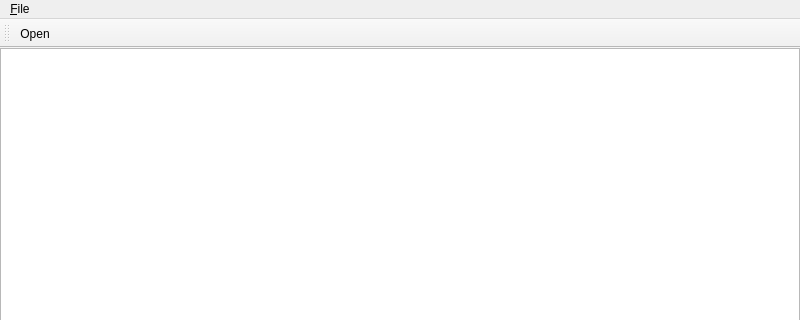
This is itkProjects/Particles/plutowindow.ui in SadeghMSalehi/gradworks as Qt 5 draws it before an edit; both pictures show x 0 to 800 and y 0 to 320 of the 800 by 600 pixel window. The edited form follows.
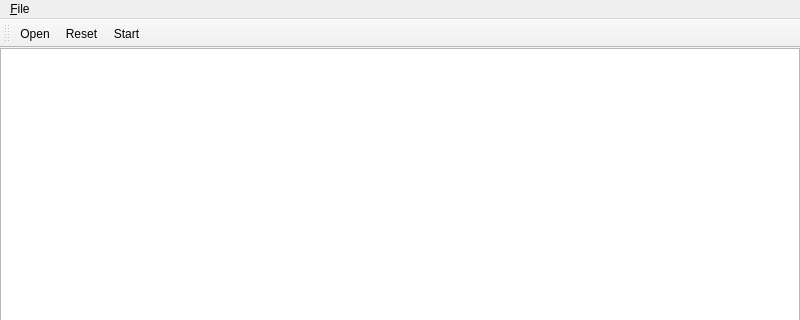
This is the edited form.

Patch:
```diff
--- a/itkProjects/Particles/plutowindow.ui
+++ b/itkProjects/Particles/plutowindow.ui
@@ -63,6 +63,8 @@
     <bool>false</bool>
    </attribute>
    <addaction name="actionOpen"/>
+   <addaction name="actionReset"/>
+   <addaction name="actionStart"/>
   </widget>
   <action name="actionOpen">
    <property name="text">
@@ -74,6 +76,16 @@
     <string>Close</string>
    </property>
   </action>
+  <action name="actionReset">
+   <property name="text">
+    <string>Reset</string>
+   </property>
+  </action>
+  <action name="actionStart">
+   <property name="text">
+    <string>Start</string>
+   </property>
+  </action>
  </widget>
  <resources/>
  <connections/>
```
